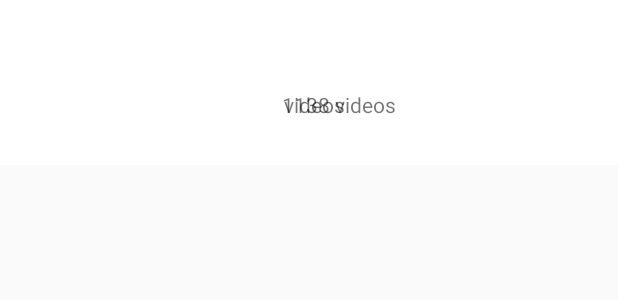
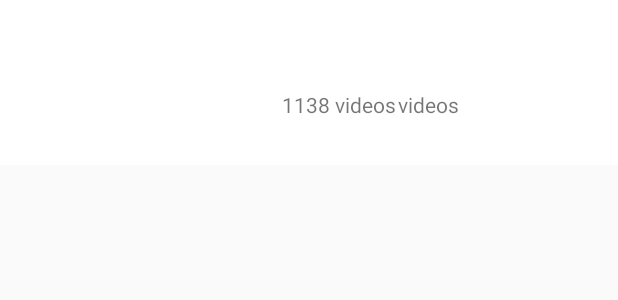
Before and after one commit to Wilson0820/VideoPlayer, an Android app: the layout folder_item.xml on its own in the app's theme, with its tools: preview values and no code run, on a phone screen of 412 x 824 dp. Shown: the top 300 px of the screen. Run offline under Robolectric (Android 15) with nearby library versions, the phone set to English and light mode, and no system bars.

Commit message:
adjust layout folder_item.xml

```diff
--- a/app/src/main/res/layout/folder_item.xml
+++ b/app/src/main/res/layout/folder_item.xml
@@ -23,7 +23,7 @@
 
     <TextView
         android:id="@+id/folder_numbers"
-        android:layout_width="0dp"
+        android:layout_width="wrap_content"
         android:layout_height="30dp"
         android:layout_marginStart="18dp"
         android:layout_marginEnd="10dp"
@@ -31,7 +31,6 @@
         android:layout_marginBottom="20dp"
         android:text="1138 videos"
         app:layout_constraintBottom_toBottomOf="parent"
-        app:layout_constraintEnd_toEndOf="parent"
         app:layout_constraintStart_toEndOf="@+id/folder_image"/>
 
     <TextView
@@ -54,6 +53,6 @@
         android:layout_marginBottom="20dp"
         android:text="videos"
         app:layout_constraintBottom_toBottomOf="parent"
-        app:layout_constraintStart_toEndOf="@+id/folder_cat_name"/>
+        app:layout_constraintStart_toEndOf="@+id/folder_numbers"/>
 
 </android.support.constraint.ConstraintLayout>
```
Also changed, not shown: app/src/main/java/com/fxc/myvideoplayer/FolderList/MainActivity.java (+3 -11 lines).
